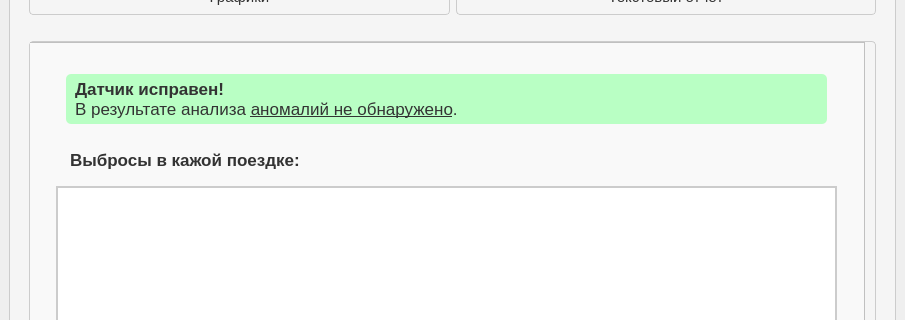
Old version of the form report.ui in the repository dsaifulin/Anomaly_detection_of_fuel_level_sensor; both pictures show x 0 to 905 and y 151 to 471 of the 905 by 639 pixel window.
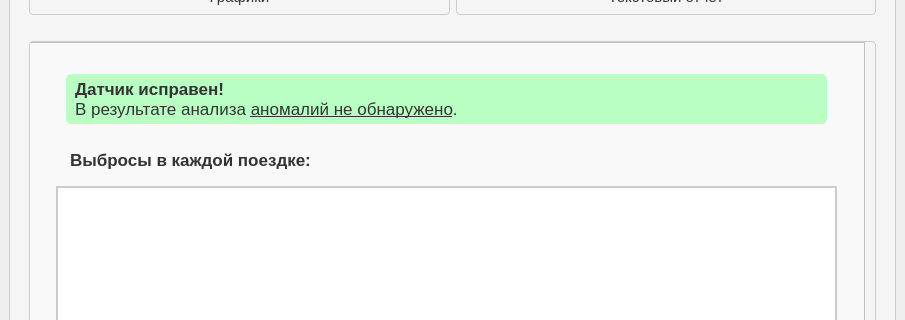
New version of the form.

What changed in the file:
```diff
--- a/report.ui
+++ b/report.ui
@@ -317,7 +317,7 @@
 </string>
                    </property>
                    <property name="text">
-                    <string>Выбросы в кажой поездке:</string>
+                    <string>Выбросы в каждой поездке:</string>
                    </property>
                   </widget>
                  </item>
```
